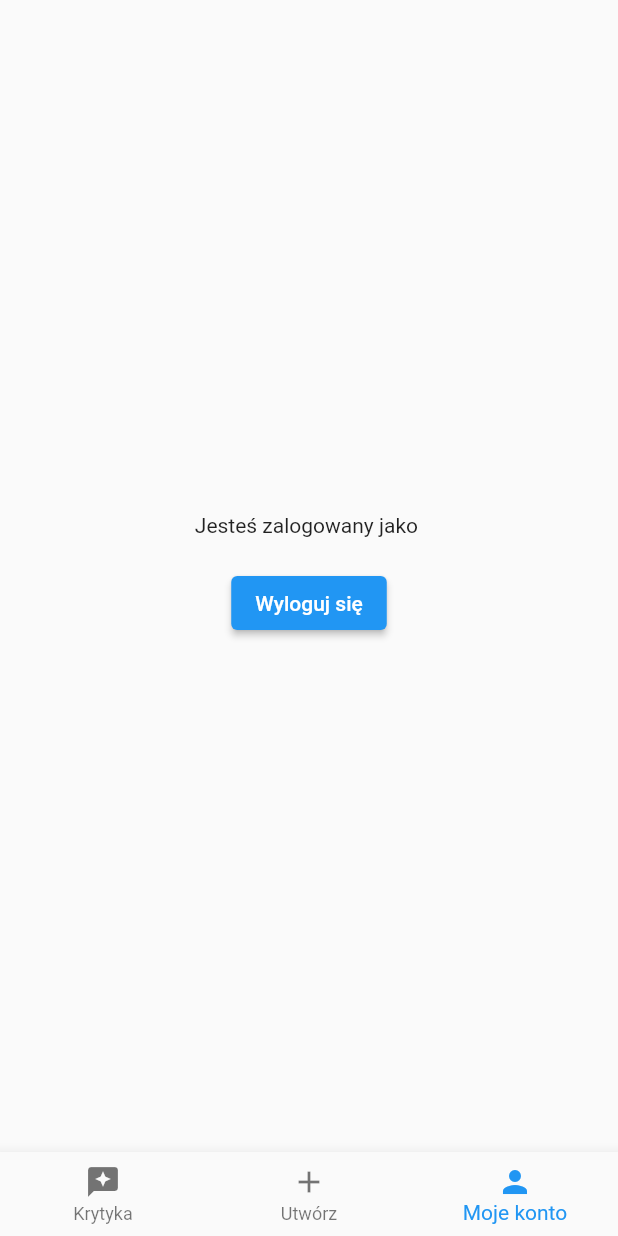
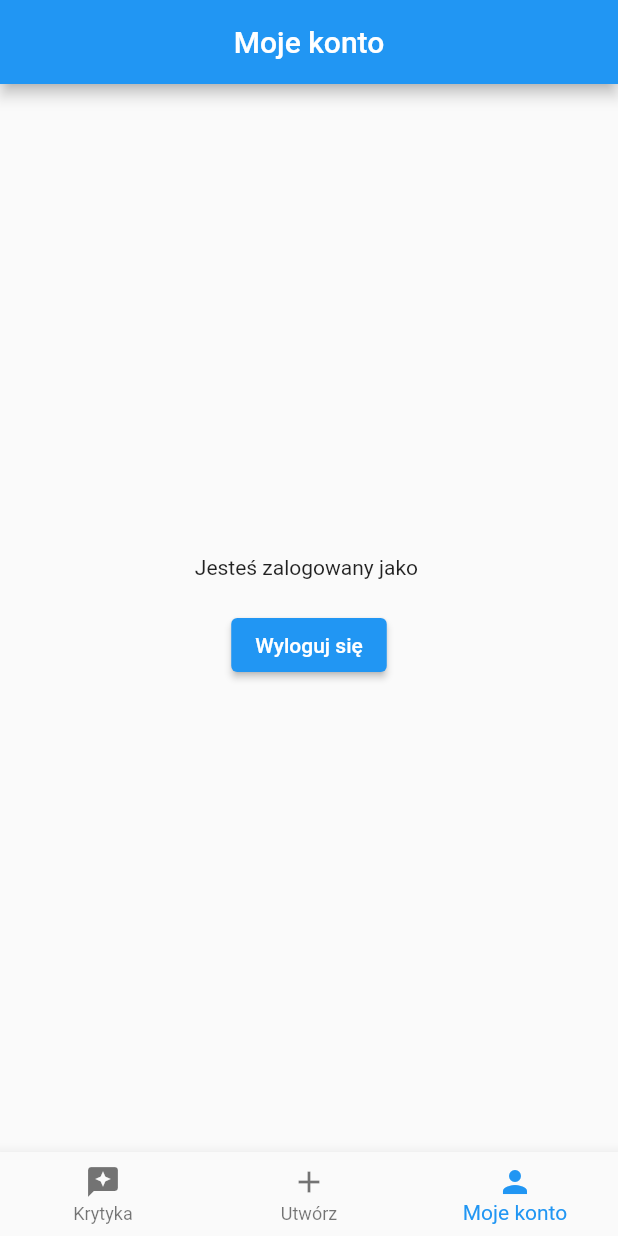
Before and after one commit to chrishawking7281/sekcja4_restaurants, a Flutter app: the screen it shows once a user with an empty profile is signed in, item 3 of the bottom bar chosen, after a tap on "Wyloguj się", on a phone screen of 412 x 824 dp. Run offline on Flutter 3.47's test engine with Material 2 defaults, Android fonts, the phone set to English and light mode, and no system bars; our stand-ins replace cloud_firestore, firebase_auth, firebase_core; accounts and stored records are empty.

```diff
--- a/lib/app/home/home_page.dart
+++ b/lib/app/home/home_page.dart
@@ -1,5 +1,9 @@
 import 'package:firebase_auth/firebase_auth.dart';
 import 'package:flutter/material.dart';
+
+import 'add_opinion/add_opinion_page_content.dart';
+import 'my_account/my_account_page_content.dart';
+import 'restaurants/restaurants_page_content.dart';
 
 class HomePage extends StatefulWidget {
   const HomePage({
@@ -19,32 +23,29 @@ class _HomePageState extends State<HomePage> {
   @override
   Widget build(BuildContext context) {
     return Scaffold(
-      body: Builder(builder: (context) {
+      appBar: AppBar(title: Builder(builder: (context) {
         if (currentIndex == 0) {
           return const Center(
-            child: Text('1'),
+            child: Text('Restauracje i potrawy'),
           );
         }
         if (currentIndex == 1) {
           return const Center(
-            child: Text('2'),
+            child: Text('Dodaj swoją opinię'),
           );
         }
-        return Center(
-          child: Column(
-            mainAxisAlignment: MainAxisAlignment.center,
-            children: [
-              Text('Jesteś zalogowany jako ${widget.user.email}'),
-              const SizedBox(height: 20),
-              ElevatedButton(
-                onPressed: () {
-                  FirebaseAuth.instance.signOut();
-                },
-                child: const Text('Wyloguj się'),
-              ),
-            ],
-          ),
+        return const Center(
+          child: Text('Moje konto'),
         );
+      })),
+      body: Builder(builder: (context) {
+        if (currentIndex == 0) {
+          return const RestaurantPageContent();
+        }
+        if (currentIndex == 1) {
+          return const AddOpinionPageContent();
+        }
+        return MyAccountPageContent(email: widget.user.email);
       }),
       bottomNavigationBar: BottomNavigationBar(
           onTap: (newIndex) {
--- /dev/null
+++ b/lib/app/home/my_account/my_account_page_content.dart
@@ -0,0 +1,30 @@
+import 'package:firebase_auth/firebase_auth.dart';
+import 'package:flutter/material.dart';
+
+class MyAccountPageContent extends StatelessWidget {
+  const MyAccountPageContent({
+    super.key,
+    required this.email,
+  });
+
+  final String? email;
+
+  @override
+  Widget build(BuildContext context) {
+    return Center(
+      child: Column(
+        mainAxisAlignment: MainAxisAlignment.center,
+        children: [
+          Text('Jesteś zalogowany jako $email'),
+          const SizedBox(height: 20),
+          ElevatedButton(
+            onPressed: () {
+              FirebaseAuth.instance.signOut();
+            },
+            child: const Text('Wyloguj się'),
+          ),
+        ],
+      ),
+    );
+  }
+}
--- /dev/null
+++ b/lib/app/home/restaurants/restaurants_page_content.dart
@@ -0,0 +1,14 @@
+import 'package:flutter/material.dart';
+
+class RestaurantPageContent extends StatelessWidget {
+  const RestaurantPageContent({
+    super.key,
+  });
+
+  @override
+  Widget build(BuildContext context) {
+    return const Center(
+      child: Text('1'),
+    );
+  }
+}
--- a/pubspec.yaml
+++ b/pubspec.yaml
@@ -37,6 +37,7 @@ dependencies:
   cupertino_icons: ^1.0.2
   firebase_core: ^2.13.0
   firebase_auth: ^4.6.1
+  cloud_firestore: ^4.7.1
 
 dev_dependencies:
   flutter_test:
```
Also changed, not shown: lib/app/home/add_opinion/add_opinion_page_content.dart (added, +48 -0 lines), pubspec.lock, 1 other file.
